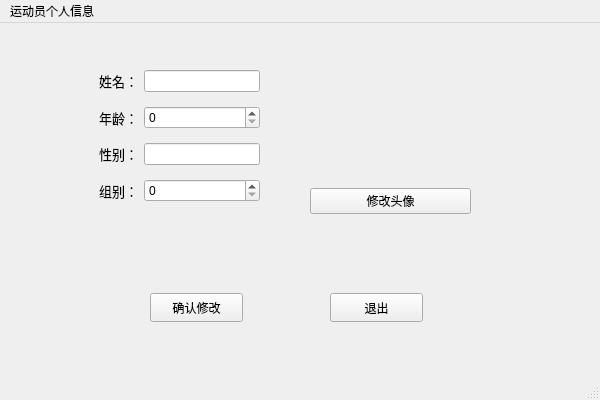
Above: xiu.ui from HaroldMist/IntelliSystem-For-Athlete before the change. Below: the same form after it.
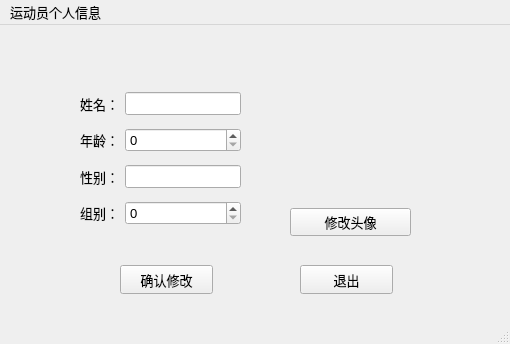
That is the form after the change.

Patch:
```diff
--- a/xiu.ui
+++ b/xiu.ui
@@ -6,10 +6,15 @@
    <rect>
     <x>0</x>
     <y>0</y>
-    <width>600</width>
-    <height>400</height>
+    <width>510</width>
+    <height>344</height>
    </rect>
   </property>
+  <property name="font">
+   <font>
+    <pointsize>10</pointsize>
+   </font>
+  </property>
   <property name="windowTitle">
    <string>MainWindow</string>
   </property>
@@ -17,8 +22,8 @@
    <widget class="QPushButton" name="pushButton">
     <property name="geometry">
      <rect>
-      <x>150</x>
-      <y>270</y>
+      <x>120</x>
+      <y>240</y>
       <width>93</width>
       <height>29</height>
      </rect>
@@ -30,8 +35,8 @@
    <widget class="QPushButton" name="pushButton_2">
     <property name="geometry">
      <rect>
-      <x>330</x>
-      <y>270</y>
+      <x>300</x>
+      <y>240</y>
       <width>93</width>
       <height>29</height>
      </rect>
@@ -43,8 +48,8 @@
    <widget class="QLabel" name="label_7">
     <property name="geometry">
      <rect>
-      <x>220</x>
-      <y>230</y>
+      <x>210</x>
+      <y>220</y>
       <width>121</width>
       <height>20</height>
      </rect>
@@ -56,8 +61,8 @@
    <widget class="QWidget" name="gridLayoutWidget">
     <property name="geometry">
      <rect>
-      <x>99</x>
-      <y>39</y>
+      <x>80</x>
+      <y>60</y>
       <width>161</width>
       <height>151</height>
      </rect>
@@ -140,9 +145,9 @@
    <widget class="QWidget" name="verticalLayoutWidget">
     <property name="geometry">
      <rect>
-      <x>310</x>
-      <y>40</y>
-      <width>161</width>
+      <x>290</x>
+      <y>60</y>
+      <width>121</width>
       <height>151</height>
      </rect>
     </property>
@@ -162,6 +167,9 @@
      </item>
      <item>
       <widget class="QPushButton" name="pushButton_3">
+       <property name="enabled">
+        <bool>true</bool>
+       </property>
        <property name="text">
         <string>修改头像</string>
        </property>
@@ -175,8 +183,8 @@
     <rect>
      <x>0</x>
      <y>0</y>
-     <width>600</width>
-     <height>21</height>
+     <width>510</width>
+     <height>23</height>
     </rect>
    </property>
    <widget class="QMenu" name="menu">
```
